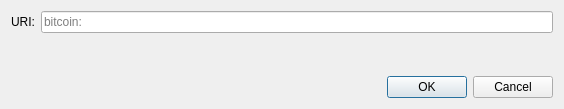
First picture: the form in src/qt/forms/openuridialog.ui, repository bitweb-project/bitweb, before the edit.
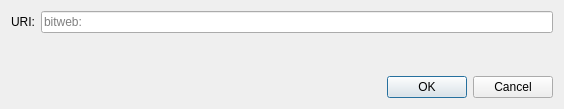
Second picture: the form after the edit. Custom widgets are drawn as their Qt base class.

```diff
--- a/src/qt/forms/openuridialog.ui
+++ b/src/qt/forms/openuridialog.ui
@@ -26,7 +26,7 @@
      <item>
       <widget class="QValidatedLineEdit" name="uriEdit">
        <property name="placeholderText">
-        <string notr="true">bitcoin:</string>
+        <string notr="true">bitweb:</string>
        </property>
       </widget>
      </item>
```
Left out of the diff: 2 changed lines with no effect on the pictures.
